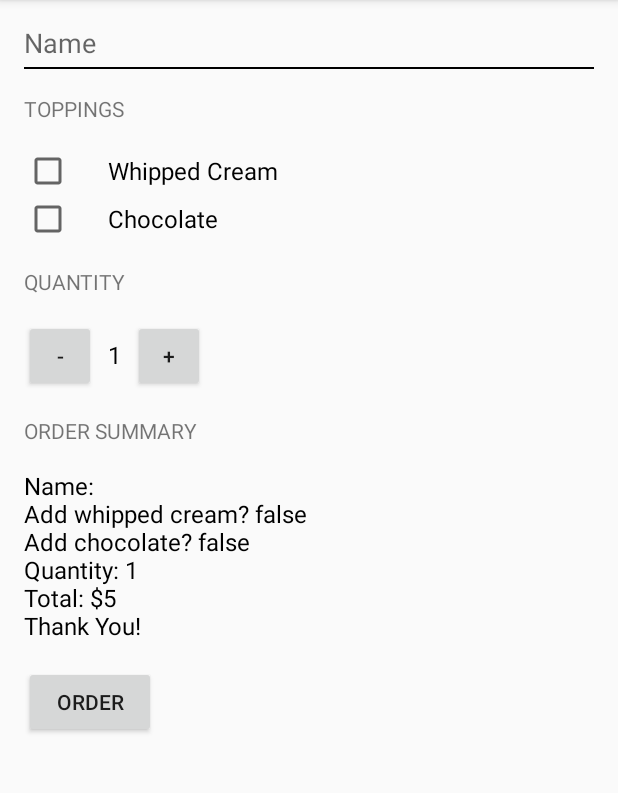
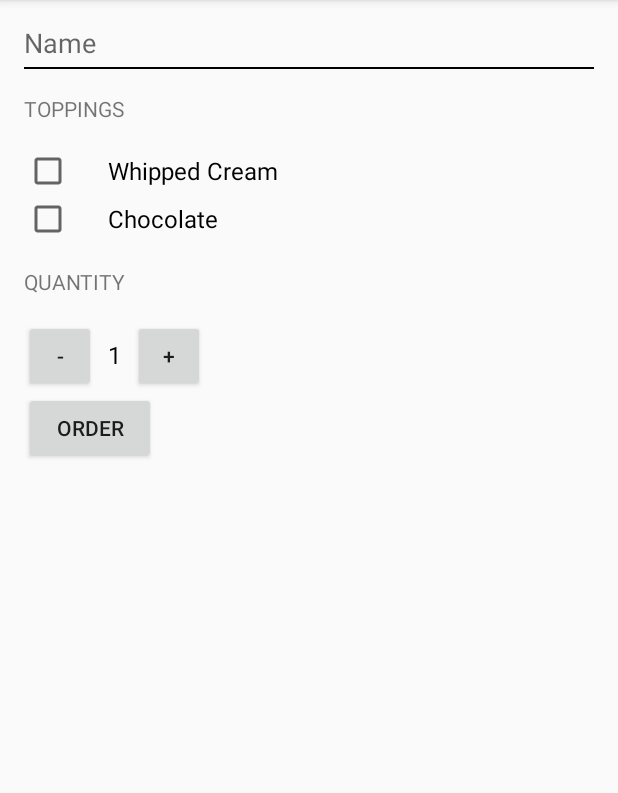
Before and after one commit to rafalrudzinski/JustJava, an Android app: the screen it shows after launch (MainActivity), after a tap on "ORDER", on a phone screen of 412 x 824 dp, the part 84-877 px from its top. Run offline under Robolectric (Android 15) with nearby library versions, the phone set to English and light mode, and no system bars.

Commit message:
added email intent to submit order buttton and removed code to display order in textview

```diff
--- a/app/src/main/java/com/rrudzinski/justjava/MainActivity.java
+++ b/app/src/main/java/com/rrudzinski/justjava/MainActivity.java
@@ -10,6 +10,8 @@ import android.widget.EditText;
 import android.widget.TextView;
 import android.widget.Toast;
 import android.content.Context;
+import android.content.Intent;
+import android.net.Uri;
 import java.text.NumberFormat;
 
 public class MainActivity extends AppCompatActivity {
@@ -28,7 +30,13 @@ public class MainActivity extends AppCompatActivity {
      * @param view
      */
     public void submitOrder(View view) {
-        displayMessage(createOrderSummary(5, hasWhippedCream(), hasChocolate(), getName()));
+        Intent intent = new Intent(Intent.ACTION_SENDTO);
+        intent.setData(Uri.parse("mailto:")); // only email apps should handle this
+        intent.putExtra(Intent.EXTRA_SUBJECT, "Just Java order for " + getName());
+        intent.putExtra(Intent.EXTRA_TEXT, createOrderSummary(5, hasWhippedCream(), hasChocolate(), getName()));
+        if (intent.resolveActivity(getPackageManager()) != null) {
+            startActivity(intent);
+        }
     }
 
     /**
@@ -79,16 +87,6 @@ public class MainActivity extends AppCompatActivity {
     private void displayQuantity(int number) {
         TextView quantityTextView = (TextView) findViewById(R.id.quantity_text_view);
         quantityTextView.setText("" + number);
-    }
-
-    /**
-     * Displays order information
-     *
-     * @param message text summary of order
-     */
-    private void displayMessage(String message) {
-        TextView orderSummaryTextView = (TextView) findViewById(R.id.order_summary_text_view);
-        orderSummaryTextView.setText(message);
     }
 
     /**
--- a/app/src/main/res/layout/activity_main.xml
+++ b/app/src/main/res/layout/activity_main.xml
@@ -82,23 +82,6 @@
                 android:text="+" />
         </LinearLayout>
 
-        <TextView
-            android:layout_width="wrap_content"
-            android:layout_height="wrap_content"
-            android:layout_marginBottom="16sp"
-            android:layout_marginTop="16sp"
-            android:text="Order Summary"
-            android:textAllCaps="true" />
-
-        <TextView
-            android:id="@+id/order_summary_text_view"
-            android:layout_width="wrap_content"
-            android:layout_height="wrap_content"
-            android:paddingBottom="16sp"
-            android:text="$0"
-            android:textColor="#000"
-            android:textSize="16sp" />
-
         <Button
             android:layout_width="wrap_content"
             android:layout_height="wrap_content"
```
